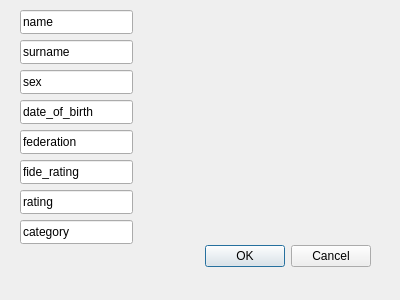
The window that chess_pairing_program/addnewplayer.ui (szachiszta/chess-pairing-program) describes before a commit, drawn with Qt 5.
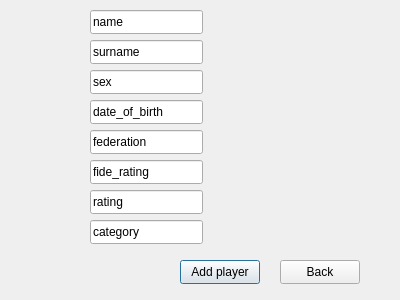
The same window after the commit.

```diff
--- a/chess_pairing_program/addnewplayer.ui
+++ b/chess_pairing_program/addnewplayer.ui
@@ -13,26 +13,10 @@
   <property name="windowTitle">
    <string>Dialog</string>
   </property>
-  <widget class="QDialogButtonBox" name="buttonBox">
+  <widget class="QLineEdit" name="txt_name">
    <property name="geometry">
     <rect>
-     <x>30</x>
-     <y>240</y>
-     <width>341</width>
-     <height>32</height>
-    </rect>
-   </property>
-   <property name="orientation">
-    <enum>Qt::Horizontal</enum>
-   </property>
-   <property name="standardButtons">
-    <set>QDialogButtonBox::Cancel|QDialogButtonBox::Ok</set>
-   </property>
-  </widget>
-  <widget class="QLineEdit" name="lineEdit">
-   <property name="geometry">
-    <rect>
-     <x>20</x>
+     <x>90</x>
      <y>10</y>
      <width>113</width>
      <height>24</height>
@@ -45,7 +29,7 @@
   <widget class="QLineEdit" name="lineEdit_2">
    <property name="geometry">
     <rect>
-     <x>20</x>
+     <x>90</x>
      <y>40</y>
      <width>113</width>
      <height>24</height>
@@ -58,7 +42,7 @@
   <widget class="QLineEdit" name="lineEdit_3">
    <property name="geometry">
     <rect>
-     <x>20</x>
+     <x>90</x>
      <y>70</y>
      <width>113</width>
      <height>24</height>
@@ -71,7 +55,7 @@
   <widget class="QLineEdit" name="lineEdit_4">
    <property name="geometry">
     <rect>
-     <x>20</x>
+     <x>90</x>
      <y>100</y>
      <width>113</width>
      <height>24</height>
@@ -84,7 +68,7 @@
   <widget class="QLineEdit" name="lineEdit_5">
    <property name="geometry">
     <rect>
-     <x>20</x>
+     <x>90</x>
      <y>130</y>
      <width>113</width>
      <height>24</height>
@@ -97,7 +81,7 @@
   <widget class="QLineEdit" name="lineEdit_6">
    <property name="geometry">
     <rect>
-     <x>20</x>
+     <x>90</x>
      <y>160</y>
      <width>113</width>
      <height>24</height>
@@ -110,7 +94,7 @@
   <widget class="QLineEdit" name="lineEdit_7">
    <property name="geometry">
     <rect>
-     <x>20</x>
+     <x>90</x>
      <y>190</y>
      <width>113</width>
      <height>24</height>
@@ -123,7 +107,7 @@
   <widget class="QLineEdit" name="lineEdit_8">
    <property name="geometry">
     <rect>
-     <x>20</x>
+     <x>90</x>
      <y>220</y>
      <width>113</width>
      <height>24</height>
@@ -133,6 +117,32 @@
     <string>category</string>
    </property>
   </widget>
+  <widget class="QPushButton" name="pushButton">
+   <property name="geometry">
+    <rect>
+     <x>180</x>
+     <y>260</y>
+     <width>80</width>
+     <height>24</height>
+    </rect>
+   </property>
+   <property name="text">
+    <string>Add player</string>
+   </property>
+  </widget>
+  <widget class="QPushButton" name="pushButton_2">
+   <property name="geometry">
+    <rect>
+     <x>280</x>
+     <y>260</y>
+     <width>80</width>
+     <height>24</height>
+    </rect>
+   </property>
+   <property name="text">
+    <string>Back</string>
+   </property>
+  </widget>
  </widget>
  <resources/>
  <connections>
```
Left out of the diff: 49 changed lines with no effect on the pictures.
